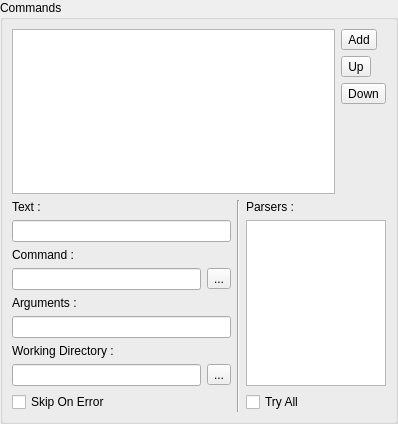
The window that v2/branches/newxup/monkey/src/xupmanager/gui/CommandsEditor.ui (testmana2/mks) describes before a commit, drawn with Qt 5.
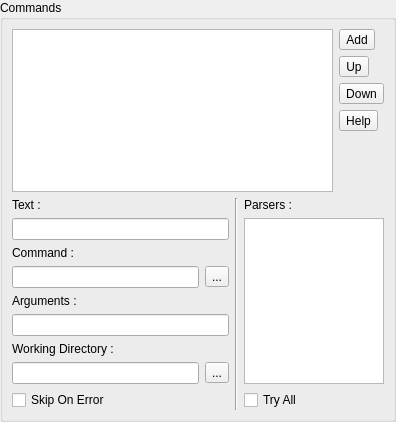
The same window after the commit. Icons and pictures are not drawn. Custom widgets are drawn as their Qt base class.

Commit message: Add static function in console manager to get variable help. Use it in Tools plugin and CommandsEditor. Disable parsers list when checking 'try all' check box in CommandsEditor. No longer set by default the auto eol convertion.

```diff
--- a/v2/branches/newxup/monkey/src/xupmanager/gui/CommandsEditor.ui
+++ b/v2/branches/newxup/monkey/src/xupmanager/gui/CommandsEditor.ui
@@ -6,8 +6,8 @@
    <rect>
     <x>0</x>
     <y>0</y>
-    <width>398</width>
-    <height>424</height>
+    <width>396</width>
+    <height>422</height>
    </rect>
   </property>
   <property name="windowTitle">
@@ -66,7 +66,7 @@
         </property>
        </widget>
       </item>
-      <item row="3" column="1">
+      <item row="4" column="1">
        <spacer name="horizontalSpacer_2">
         <property name="orientation">
          <enum>Qt::Vertical</enum>
@@ -79,7 +79,7 @@
         </property>
        </spacer>
       </item>
-      <item row="4" column="0" colspan="2">
+      <item row="5" column="0" colspan="2">
        <widget class="QFrame" name="fEditor">
         <property name="sizePolicy">
          <sizepolicy hsizetype="Preferred" vsizetype="Maximum">
@@ -245,7 +245,7 @@
         </layout>
        </widget>
       </item>
-      <item row="0" column="0" rowspan="4">
+      <item row="0" column="0" rowspan="5">
        <widget class="QTreeView" name="tvCommands">
         <property name="editTriggers">
          <set>QAbstractItemView::NoEditTriggers</set>
@@ -258,6 +258,17 @@
         </property>
        </widget>
       </item>
+      <item row="3" column="1">
+       <widget class="QToolButton" name="tbHelp">
+        <property name="text">
+         <string>Help</string>
+        </property>
+        <property name="icon">
+         <iconset resource="../../resources/resources.qrc">
+          <normaloff>:/tools/icons/tools/help.png</normaloff>:/tools/icons/tools/help.png</iconset>
+        </property>
+       </widget>
+      </item>
      </layout>
     </widget>
    </item>
```
Left out of the diff: 19 changed lines with no effect on the pictures. The commit also changes 7 other files.
